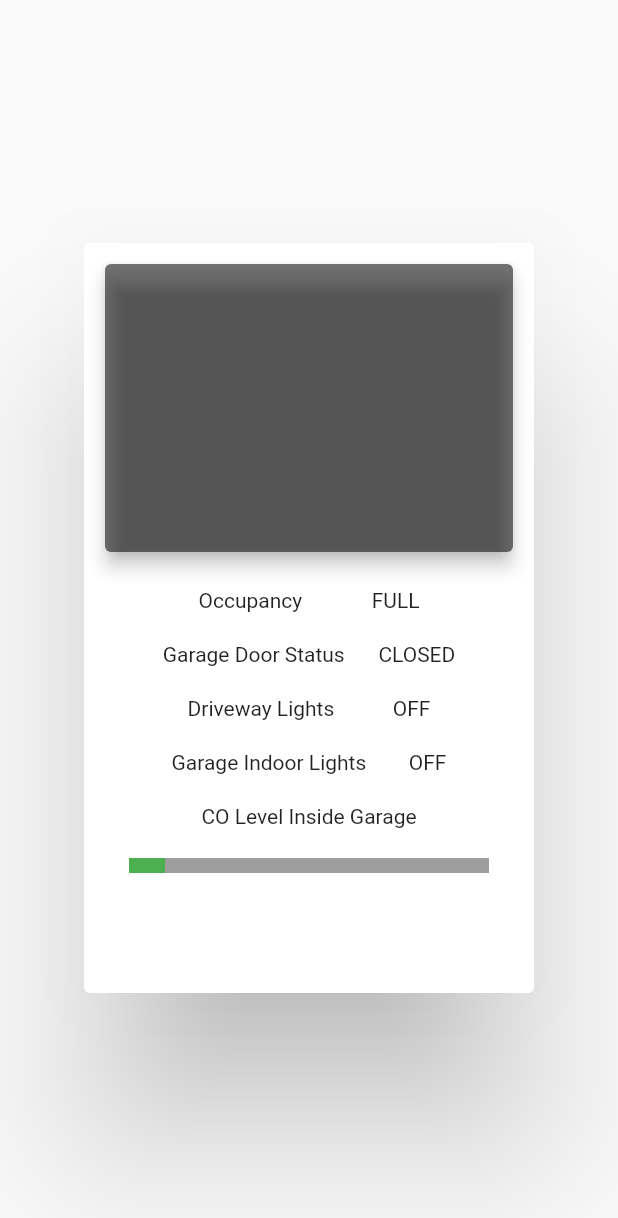
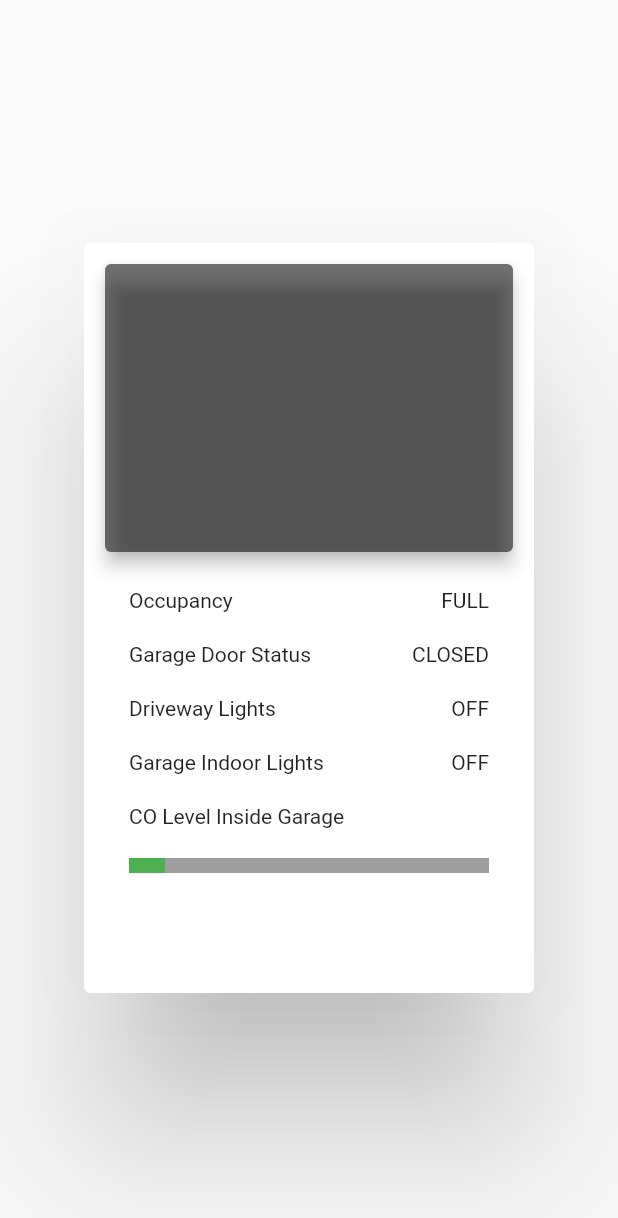
Before and after one commit to jashanpreet-singh-99/smart_garage, a Flutter app: the DashPage screen opened directly, on a phone screen of 412 x 824 dp. Shown: the top 1218 px of the screen. Run offline on Flutter 3.47's test engine with Material 2 defaults, Android fonts, the phone set to English and light mode, and no system bars; our stand-ins replace firebase_core, flutter_login, font_awesome_flutter, get, google_fonts, lottie and 2 more; missing offline and left inert: onesignal_flutter; accounts and stored records are empty; network calls fail.

Commit message:
FEAT: Dash page UI fix

```diff
--- a/lib/activities/home_screen/dash_page.dart
+++ b/lib/activities/home_screen/dash_page.dart
@@ -144,7 +144,7 @@ class _DashPageState extends State<DashPage> {
                           Padding(
                             padding: const EdgeInsets.all(10.0),
                             child: Row(
-                              mainAxisAlignment: MainAxisAlignment.spaceEvenly,
+                              mainAxisAlignment: MainAxisAlignment.spaceBetween,
                               children: [
                                 const Text('Occupancy'),
                                 Text(occupancy),
@@ -154,7 +154,7 @@ class _DashPageState extends State<DashPage> {
                           Padding(
                             padding: const EdgeInsets.all(10.0),
                             child: Row(
-                              mainAxisAlignment: MainAxisAlignment.spaceEvenly,
+                              mainAxisAlignment: MainAxisAlignment.spaceBetween,
                               children: [
                                 const Text('Garage Door Status'),
                                 Text(garageDoorStatus),
@@ -164,7 +164,7 @@ class _DashPageState extends State<DashPage> {
                           Padding(
                             padding: const EdgeInsets.all(10.0),
                             child: Row(
-                              mainAxisAlignment: MainAxisAlignment.spaceEvenly,
+                              mainAxisAlignment: MainAxisAlignment.spaceBetween,
                               children: [
                                 const Text('Driveway Lights'),
                                 Text(drivewayLights),
@@ -174,7 +174,7 @@ class _DashPageState extends State<DashPage> {
                           Padding(
                             padding: const EdgeInsets.all(10.0),
                             child: Row(
-                              mainAxisAlignment: MainAxisAlignment.spaceEvenly,
+                              mainAxisAlignment: MainAxisAlignment.spaceBetween,
                               children: [
                                 const Text('Garage Indoor Lights'),
                                 Text(garageIndoorLights),
@@ -184,7 +184,7 @@ class _DashPageState extends State<DashPage> {
                           Padding(
                             padding: const EdgeInsets.all(10.0),
                             child: Row(
-                              mainAxisAlignment: MainAxisAlignment.spaceEvenly,
+                              mainAxisAlignment: MainAxisAlignment.spaceBetween,
                               children: const [
                                 Text('CO Level Inside Garage'),
                               ],
```
